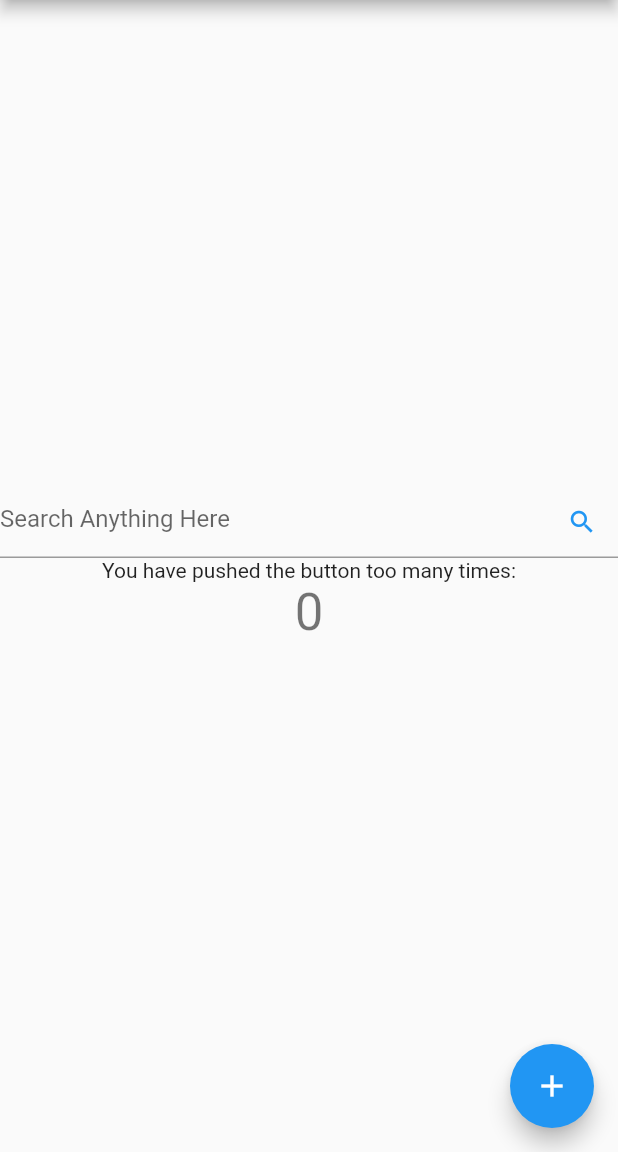
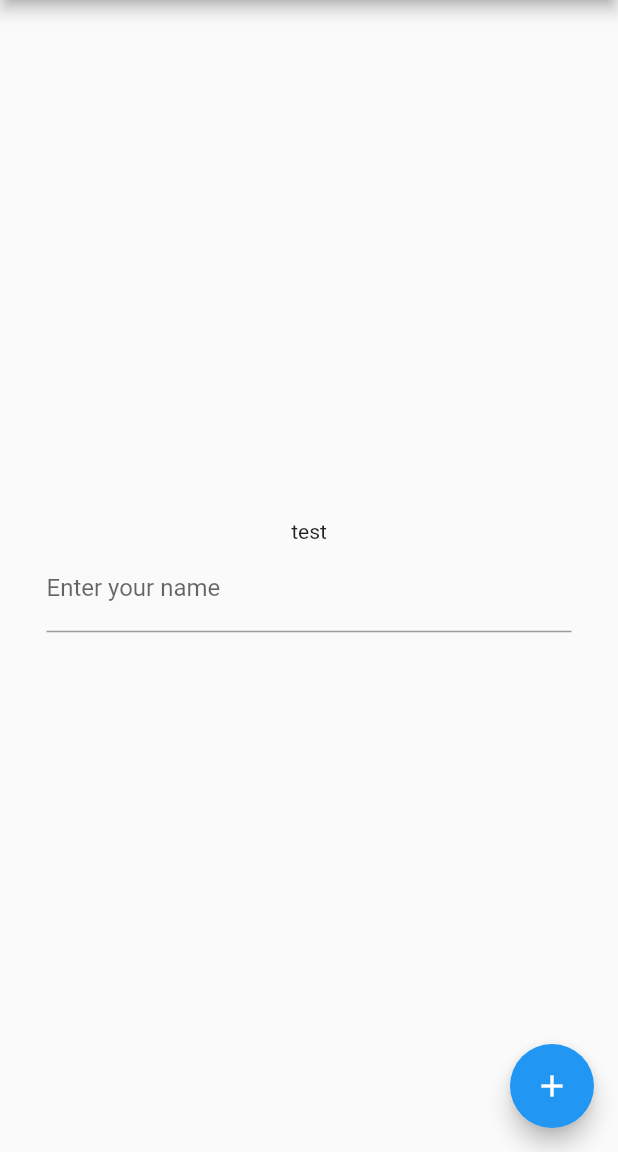
Before and after one commit to Hub-BabyTech/BabyFootX, a Flutter app: the screen it shows after launch, on a phone screen of 412 x 824 dp, the part 84-1236 px from its top. Run offline on Flutter 3.47's test engine with Material 2 defaults, Android fonts, the phone set to English and light mode, and no system bars; statements that could not run were skipped.

Commit message:
start project

```diff
--- a/babyfootx/lib/main.dart
+++ b/babyfootx/lib/main.dart
@@ -33,10 +33,13 @@ class MyHomePage extends StatefulWidget {
 
 class _MyHomePageState extends State<MyHomePage> {
   int _counter = 0;
-  var url;
-  var Data;
+  // var url;
+  // var Data;
   // String res = 'Here';
-  String text = '';
+  // String text = '';
+  String name = "";
+  String final_response = "";
+  final _formkey = GlobalKey<FormState>();
 
   void _incrementCounter() {
     setState(() {
@@ -54,37 +57,49 @@ class _MyHomePageState extends State<MyHomePage> {
         child: Column(
           mainAxisAlignment: MainAxisAlignment.center,
           children: <Widget>[
-            TextField(
-                onChanged: (value) {
-                  url = 'http://127.0.0.1:5000/api?Query=' + value.toString();
-                  setState(() {
-                    // res = url;
-                  });
-                },
-                decoration: InputDecoration(
-                  hintText: 'Search Anything Here',
-                  suffixIcon: GestureDetector(
-                      onTap: () async {
-                        // Data = await http.post('http://127.0.0.1:5000/');
-                        // print(await http.read('http://127.0.0.1:5000/'));
-                        // String response = await myPythonBack();
-                        // var DecodedData = jsonDecode(Data);
-                        setState((){
-                          // text = response;
-                        });
-                      },
-                      child: const Icon(Icons.search,
-                          color: Colors.blue, size: 20)),
-                )),
-            const Text(
-              'You have pushed the button too many times:',
+            const Text("test"),
+            Container(width:350,
+              child: Form(key: _formkey,
+                child: TextFormField(
+                  decoration: InputDecoration(
+                    labelText: 'Enter your name',
+                    enabledBorder: _inputformdeco(),
+                    focusedBorder: _inputformdeco(),
+                  ),
+                ),
+              ),
             ),
-            Text(
-              '$_counter',
-              style: Theme.of(context).textTheme.headline4,
-            ),
-            // Text(res),
-            Text(text)
+            // TextField(
+            //     onChanged: (value) {
+            //       url = 'http://127.0.0.1:5000/api?Query=' + value.toString();
+            //       setState(() {
+            //         // res = url;
+            //       });
+            //     },
+            //     decoration: InputDecoration(
+            //       hintText: 'Search Anything Here',
+            //       suffixIcon: GestureDetector(
+            //           onTap: () async {
+            //             // Data = await http.post('http://127.0.0.1:5000/');
+            //             // print(await http.read('http://127.0.0.1:5000/'));
+            //             String response = await myPythonBack();
+            //             // var DecodedData = jsonDecode(Data);
+            //             setState((){
+            //               text = response;
+            //             });
+            //           },
+            //           child: const Icon(Icons.search,
+            //               color: Colors.blue, size: 20)),
+            //     )),
+            // const Text(
+            //   'You have pushed the button too many times:',
+            // ),
+            // Text(
+            //   '$_counter',
+            //   style: Theme.of(context).textTheme.headline4,
+            // ),
+            // // Text(res),
+            // Text(text)
           ],
         ),
       ),
```
